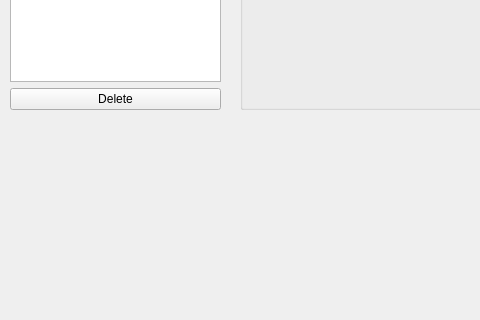
Old version of the form mainwindow.ui in the repository FigueroaCode/Scribble; both pictures show x 0 to 480 and y 280 to 600 of the 800 by 600 pixel window.
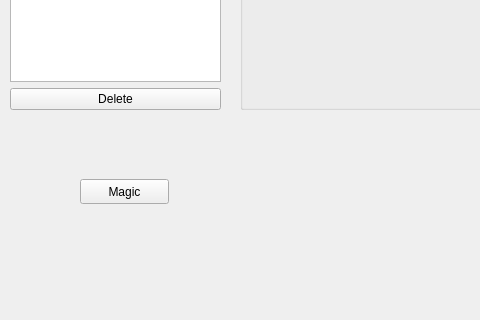
New version of the form.

What changed in the file:
```diff
--- a/mainwindow.ui
+++ b/mainwindow.ui
@@ -62,6 +62,19 @@
      <string>Information</string>
     </property>
    </widget>
+   <widget class="QPushButton" name="pushButton">
+    <property name="geometry">
+     <rect>
+      <x>80</x>
+      <y>440</y>
+      <width>89</width>
+      <height>25</height>
+     </rect>
+    </property>
+    <property name="text">
+     <string>Magic</string>
+    </property>
+   </widget>
   </widget>
   <widget class="QMenuBar" name="menubar">
    <property name="geometry">
```
